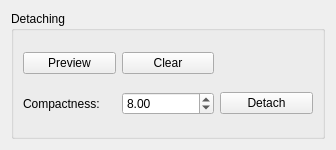
stefanonuvoli/skinmixer, file widgets/skinmixer_manager.ui: the form before one commit.
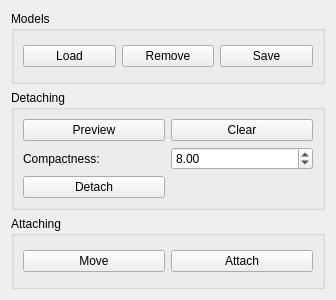
The form after the commit.

Commit message: Load/save/remove, fixes

What changed in the file:
```diff
--- a/widgets/skinmixer_manager.ui
+++ b/widgets/skinmixer_manager.ui
@@ -7,26 +7,19 @@
     <x>0</x>
     <y>0</y>
     <width>336</width>
-    <height>150</height>
+    <height>300</height>
    </rect>
   </property>
   <property name="windowTitle">
    <string>Frame</string>
   </property>
   <layout class="QGridLayout" name="gridLayout">
-   <item row="0" column="0">
-    <widget class="QGroupBox" name="groupBox">
+   <item row="1" column="0">
+    <widget class="QGroupBox" name="detachingGroupBox">
      <property name="title">
       <string>Detaching</string>
      </property>
      <layout class="QGridLayout" name="gridLayout_2">
-      <item row="4" column="0">
-       <widget class="QLabel" name="skeletonSegmentationCompactnessLabel">
-        <property name="text">
-         <string>Compactness:</string>
-        </property>
-       </widget>
-      </item>
       <item row="4" column="1">
        <widget class="QDoubleSpinBox" name="skeletonSegmentationCompactnessSpinBox">
         <property name="minimum">
@@ -43,13 +36,6 @@
         </property>
        </widget>
       </item>
-      <item row="4" column="3">
-       <widget class="QPushButton" name="skeletonSegmentationDetachButton">
-        <property name="text">
-         <string>Detach</string>
-        </property>
-       </widget>
-      </item>
       <item row="2" column="0">
        <widget class="QPushButton" name="skeletonSegmentationPreviewButton">
         <property name="text">
@@ -61,6 +47,73 @@
        <widget class="QPushButton" name="skeletonSegmentationClearButton">
         <property name="text">
          <string>Clear</string>
+        </property>
+       </widget>
+      </item>
+      <item row="4" column="0">
+       <widget class="QLabel" name="detachingCompactnessLabel">
+        <property name="text">
+         <string>Compactness:</string>
+        </property>
+       </widget>
+      </item>
+      <item row="5" column="0">
+       <widget class="QPushButton" name="detachingDetachButton">
+        <property name="text">
+         <string>Detach</string>
+        </property>
+       </widget>
+      </item>
+     </layout>
+    </widget>
+   </item>
+   <item row="2" column="0">
+    <widget class="QGroupBox" name="attachingGroupBox">
+     <property name="title">
+      <string>Attaching</string>
+     </property>
+     <layout class="QGridLayout" name="gridLayout_3">
+      <item row="0" column="0">
+       <widget class="QPushButton" name="attachingMoveButton">
+        <property name="text">
+         <string>Move</string>
+        </property>
+       </widget>
+      </item>
+      <item row="0" column="1">
+       <widget class="QPushButton" name="attachingMoveButton_2">
+        <property name="text">
+         <string>Attach</string>
+        </property>
+       </widget>
+      </item>
+     </layout>
+    </widget>
+   </item>
+   <item row="0" column="0">
+    <widget class="QGroupBox" name="modelsGroupBox">
+     <property name="title">
+      <string>Models</string>
+     </property>
+     <layout class="QGridLayout" name="gridLayout_4">
+      <item row="0" column="1">
+       <widget class="QPushButton" name="modelsRemoveButton">
+        <property name="text">
+         <string>Remove</string>
+        </property>
+       </widget>
+      </item>
+      <item row="0" column="0">
+       <widget class="QPushButton" name="modelsLoadButton">
+        <property name="text">
+         <string>Load</string>
+        </property>
+       </widget>
+      </item>
+      <item row="0" column="2">
+       <widget class="QPushButton" name="modelsSaveButton">
+        <property name="text">
+         <string>Save</string>
         </property>
        </widget>
       </item>
```
Left out of the diff: 6 changed lines with no effect on the pictures. The commit also changes 4 other files.
